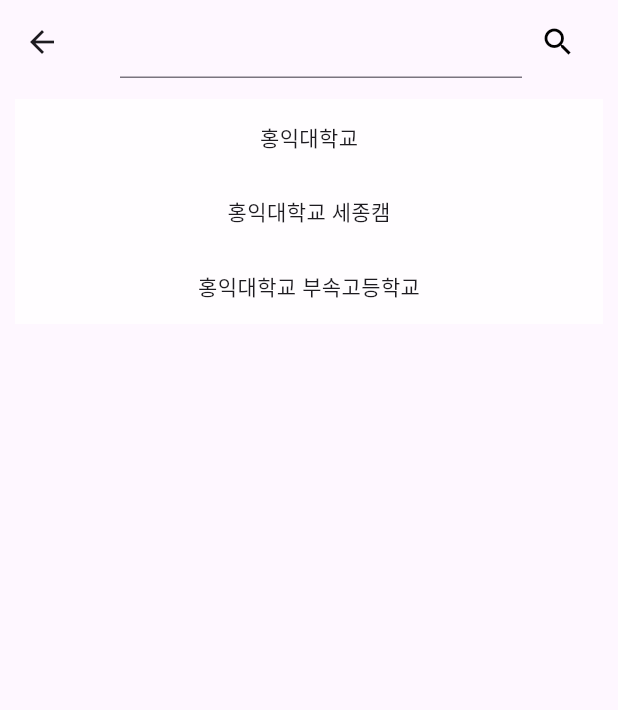
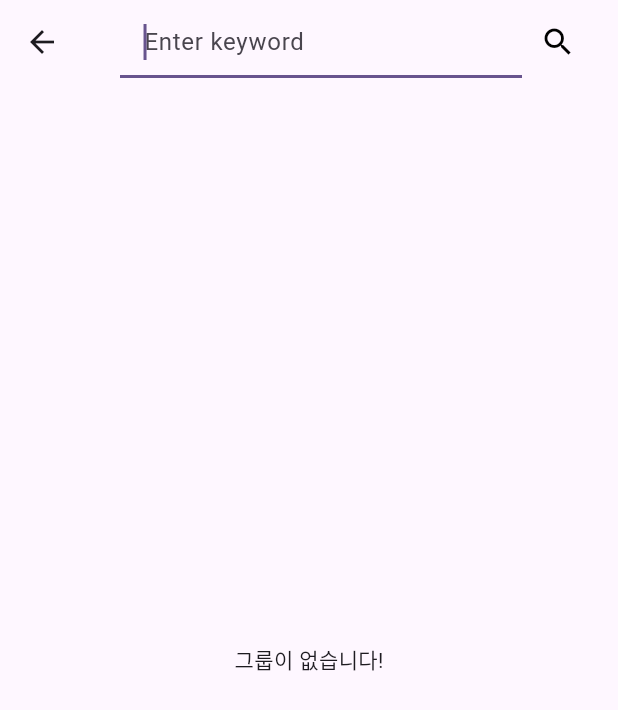
Before and after one commit to SWM-M3PRO/GroundFlip-FE, a Flutter app: the SearchGroupScreen screen opened directly, after a tap on the "search" icon, on a phone screen of 412 x 824 dp. Shown: the top 710 px of the screen. Run offline on Flutter 3.47's test engine with Material 3 defaults, Android fonts, the phone set to English and light mode, and no system bars; our stand-ins replace dio, fl_chart, flutter_dotenv, get, google_maps_flutter, location; missing offline and left inert: health; statements that could not run were skipped.

Commit message:
M3-128 Feat : 그룹 검색 서비스, getx컨트롤러, 그룹 검색 모델, 검색 결과 화면 출력, 텍스트 전체 선택, 입력값 보존

```diff
--- /dev/null
+++ b/lib/controllers/search_group_controller.dart
@@ -0,0 +1,38 @@
+import 'package:flutter/material.dart';
+import 'package:get/get.dart';
+
+import '../service/search_group_service.dart';
+
+class GroupSearchController extends GetxController {
+  RxList<dynamic> searchResult = <dynamic>[].obs;
+  FocusNode searchFocusnode = FocusNode();
+  TextEditingController searchController = TextEditingController();
+
+  SearchGroupService searchGroupService = SearchGroupService();
+
+  @override
+  void onInit() {
+    super.onInit();
+    searchFocusnode.addListener(() {
+      if (searchFocusnode.hasFocus) {
+        searchController.selection = TextSelection(
+          baseOffset: 0,
+          extentOffset: searchController.text.length,
+        );
+      }
+    });
+  }
+
+  @override
+  void onClose() {
+    searchFocusnode.dispose();
+    searchFocusnode.dispose();
+    super.onClose();
+  }
+
+  void getSearchedGroup(keyword) async {
+    List<dynamic> getInstance =
+        await searchGroupService.getSearchGroups(searchKeyword: keyword);
+    searchResult.assignAll(getInstance);
+  }
+}
--- a/lib/screens/search_group_screen.dart
+++ b/lib/screens/search_group_screen.dart
@@ -1,23 +1,39 @@
 import 'package:flutter/material.dart';
+import 'package:get/get.dart';
 
-import '../widgets/searched_group.dart';
+import '../controllers/search_group_controller.dart';
 
 class SearchGroupScreen extends StatelessWidget {
   const SearchGroupScreen({super.key});
 
   @override
   Widget build(BuildContext context) {
-    SearchedGroup searchedGroup = SearchedGroup();
+    final GroupSearchController groupSearchController =
+        Get.put(GroupSearchController());
 
-    return Scaffold(
+    return GestureDetector(
+      onTap: () {
+        FocusScope.of(context).unfocus();
+      },
+      child: Scaffold(
         appBar: AppBar(
           title: Row(
             children: [
               const SizedBox(width: 8),
-            const Flexible(
+              Flexible(
                 flex: 1,
                 child: TextField(
+                  autofocus: true,
+                  onSubmitted: (value) {
+                    if (groupSearchController.searchController.text != '') {
+                      groupSearchController.getSearchedGroup(
+                          groupSearchController.searchController.text);
+                    }
+                  },
+                  controller: groupSearchController.searchController,
+                  focusNode: groupSearchController.searchFocusnode,
                   decoration: InputDecoration(
+                    hintText: 'Enter keyword',
                     contentPadding: EdgeInsets.symmetric(
                       vertical: 7,
                       horizontal: 16,
@@ -26,7 +42,12 @@
                 ),
               ),
               IconButton(
-              onPressed: () {},
+                onPressed: () {
+                  String keyword = groupSearchController.searchController.text;
+                  if (keyword != '') {
+                    groupSearchController.getSearchedGroup(keyword);
+                  }
+                },
                 icon: const Icon(
                   Icons.search,
                   color: Colors.black,
@@ -38,17 +59,29 @@
         body: Column(
           children: [
             Expanded(
-            child: ListView(
-              padding: const EdgeInsets.all(10),
-              children: [
-                searchedGroup.searchedGroup('홍익대학교'),
-                searchedGroup.searchedGroup('홍익대학교 세종캠'),
-                searchedGroup.searchedGroup('홍익대학교 부속고등학교'),
-              ],
+              child: Obx(
+                () {
+                  if (groupSearchController.searchResult.isEmpty) {
+                    return Center(
+                      child: Text('그룹이 없습니다!'),
+                    );
+                  } else {
+                    return ListView.builder(
+                      itemCount: groupSearchController.searchResult.length,
+                      itemBuilder: (context, index) {
+                        return ListTile(
+                          title: Text(
+                              groupSearchController.searchResult[index].name),
+                        );
+                      },
+                    );
+                  }
+                },
               ),
             ),
           ],
         ),
+      ),
     );
   }
 }
--- /dev/null
+++ b/lib/service/search_group_service.dart
@@ -0,0 +1,25 @@
+import 'package:dio/dio.dart';
+
+import '../models/search_group.dart';
+import '../utils/dio_service.dart';
+
+class SearchGroupService {
+  static final SearchGroupService _instance = SearchGroupService._internal();
+
+  SearchGroupService._internal();
+
+  factory SearchGroupService() {
+    return _instance;
+  }
+
+  final Dio dio = DioService().getDio();
+
+  Future<List<SearchGroupResult>> getSearchGroups(
+      {required String searchKeyword}) async {
+    var response = await dio.get(
+      '/groups',
+      queryParameters: {'searchKeyword': searchKeyword},
+    );
+    return SearchGroupResult.listFromJson(response.data['data']);
+  }
+}
--- a/lib/widgets/searched_group.dart
+++ /dev/null
@@ -1,14 +0,0 @@
-import 'package:flutter/material.dart';
-
-
-class SearchedGroup {
-  Widget searchedGroup(String groupName){
-    return Container(
-      height: 50,
-      color: Colors.white70,
-      child: Center(
-        child: Text(groupName),
-      ),
-    );
-  }
-}
```
Also changed, not shown: lib/controllers/group_controller.dart (deleted, +0 -11 lines), lib/models/search_group.dart (added, +16 -0 lines), lib/screens/group_screen.dart (+2 -5 lines). Lines whose indentation alone changed are shown as unchanged.
